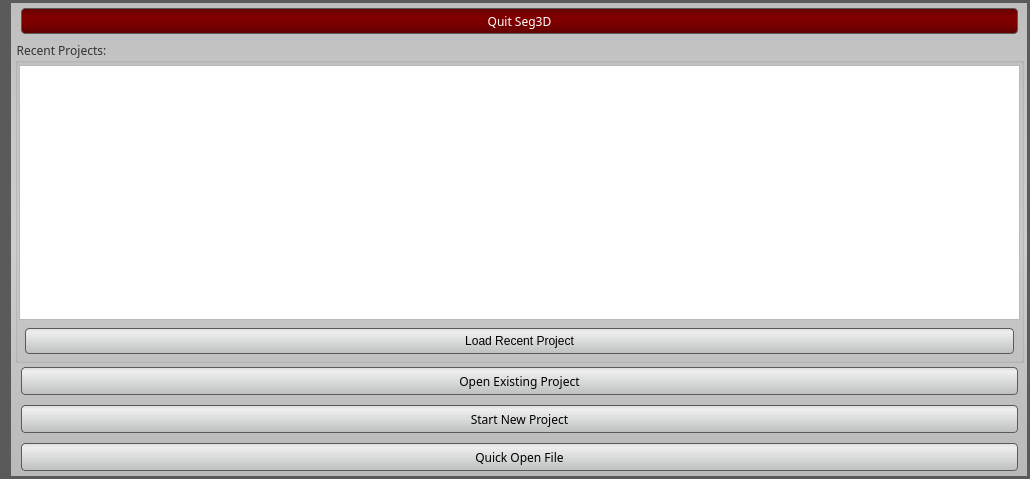
First picture: the form in src/Interface/Application/SplashScreen.ui, repository jessdtate/Seg3D, before the edit.
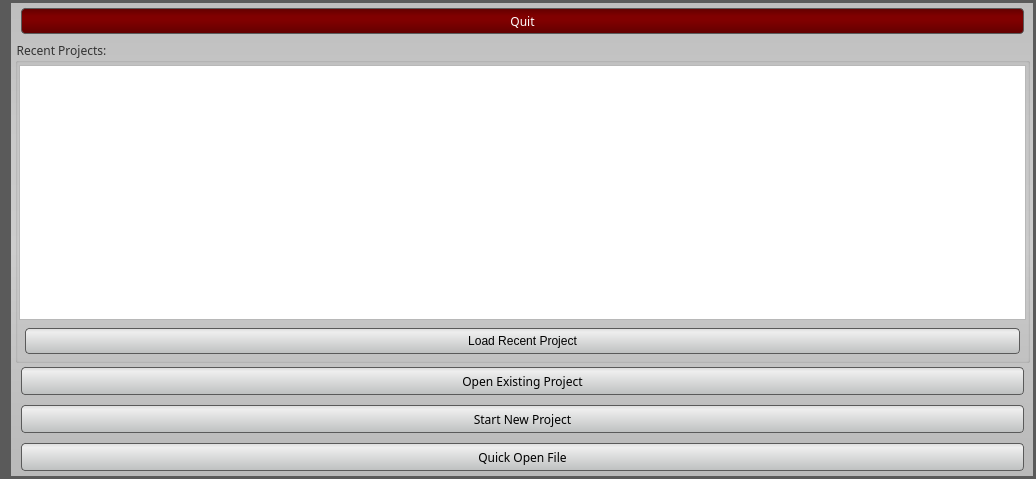
Second picture: the form after the edit. Icons and pictures are not drawn.

Patch:
```diff
--- a/src/Interface/Application/SplashScreen.ui
+++ b/src/Interface/Application/SplashScreen.ui
@@ -9,7 +9,7 @@
    <rect>
     <x>0</x>
     <y>0</y>
-    <width>1030</width>
+    <width>1036</width>
     <height>479</height>
    </rect>
   </property>
@@ -207,7 +207,7 @@
                </sizepolicy>
               </property>
               <property name="text">
-               <string>Quit Seg3D</string>
+               <string>Quit</string>
               </property>
               <property name="autoDefault">
                <bool>false</bool>
```
Left out of the diff: 2 changed lines with no effect on the pictures.
